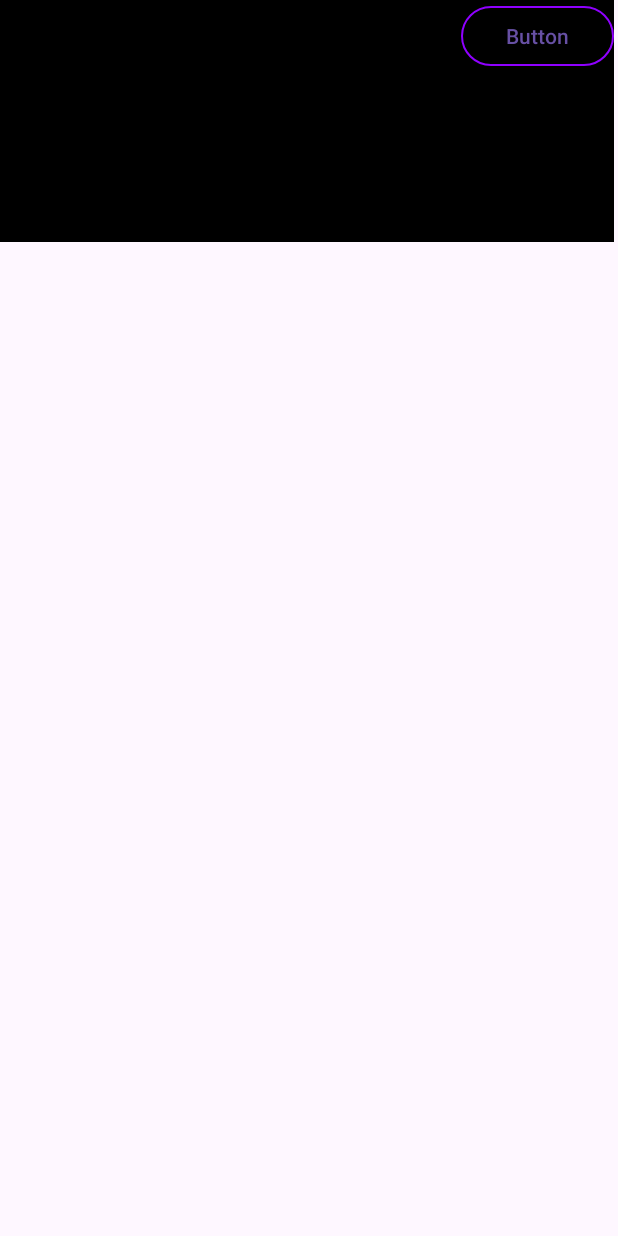
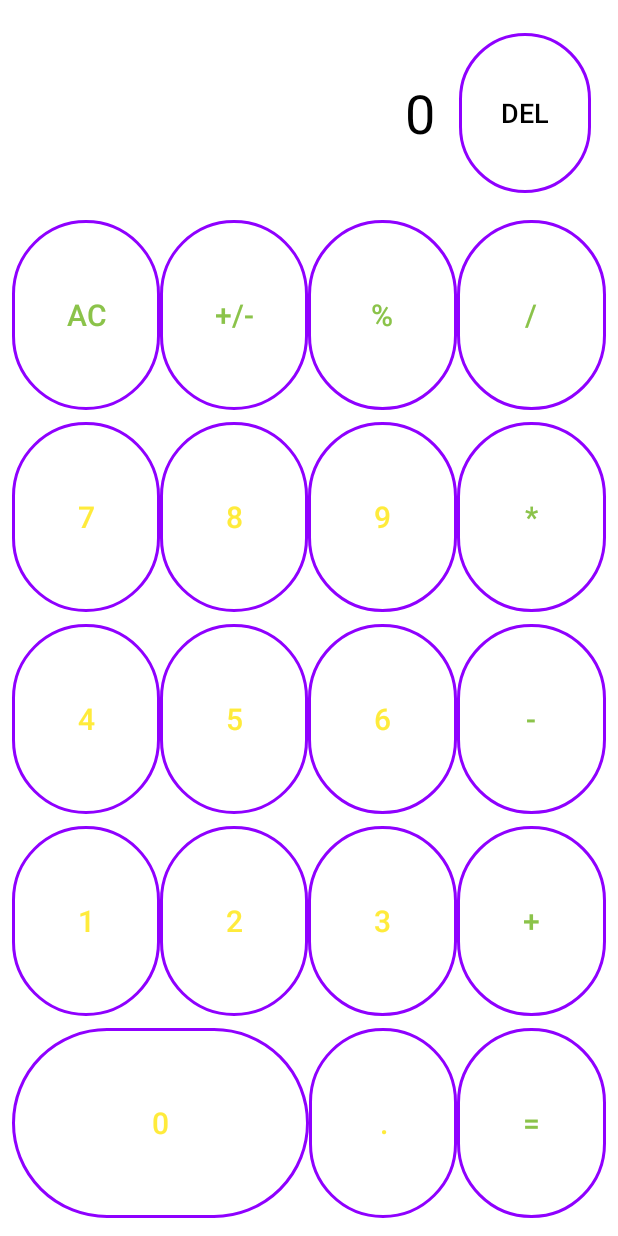
Before and after one commit to DavidRCh56/LinearLayoutCalculadora, an Android app: the layout activity_main.xml on its own in the app's theme, with its tools: preview values and no code run, on a phone screen of 412 x 824 dp. Run offline under Robolectric (Android 15) with nearby library versions, the phone set to English and light mode, and no system bars.

Commit message:
casi terminado diseño

```diff
--- a/app/src/main/res/layout/activity_main.xml
+++ b/app/src/main/res/layout/activity_main.xml
@@ -1,193 +1,309 @@
 <?xml version="1.0" encoding="utf-8"?>
-<androidx.constraintlayout.widget.ConstraintLayout
-    xmlns:android="http://schemas.android.com/apk/res/android"
-    xmlns:tools="http://schemas.android.com/tools"
+<LinearLayout xmlns:android="http://schemas.android.com/apk/res/android"
     xmlns:app="http://schemas.android.com/apk/res-auto"
-    android:id="@+id/main"
     android:layout_width="match_parent"
     android:layout_height="match_parent"
-    tools:context=".MainActivity">
+    android:orientation="vertical"
+    android:padding="8dp"
+    android:background="#FFFFFF">
 
+    <!-- Pantalla de la calculadora -->
     <LinearLayout
-        android:layout_width="409dp"
-        android:layout_height="729dp"
-        android:orientation="vertical">
+        android:layout_width="match_parent"
+        android:layout_height="0dp"
+        android:layout_weight="1"
+        android:orientation="horizontal"
+        android:gravity="end"
+        android:padding="10dp">
 
-        <LinearLayout
-            android:layout_width="match_parent"
+        <TextView
+            android:id="@+id/tvDisplay"
+            android:layout_width="0dp"
+            android:layout_height="match_parent"
             android:layout_weight="1"
-            android:layout_height="wrap_content"
-            android:background="@color/black"
-            android:orientation="horizontal">
+            android:gravity="end|center_vertical"
+            android:padding="16dp"
+            android:text="0"
+            android:textColor="#000000"
+            android:textSize="36sp" />
 
-            <LinearLayout
-                android:layout_width="match_parent"
-                android:layout_height="match_parent"
-                android:layout_weight="1"
-                android:orientation="horizontal">
+        <Button
+            android:id="@+id/btnDel"
+            style="?attr/materialButtonOutlinedStyle"
+            android:layout_width="wrap_content"
+            android:layout_height="match_parent"
+            app:strokeColor="@color/micolor"
+            app:strokeWidth="2dp"
+            android:text="DEL"
+            android:textColor="#000000"
+            android:textSize="18sp" />
+    </LinearLayout>
 
-                <FrameLayout
-                    android:layout_width="match_parent"
-                    android:layout_height="match_parent">
+    <!-- Fila 1 -->
+    <LinearLayout
+        android:layout_width="match_parent"
+        android:layout_height="0dp"
+        android:layout_weight="1"
+        android:orientation="horizontal">
 
-                </FrameLayout>
-            </LinearLayout>
+        <Button
+            android:id="@+id/btnAC"
+            style="?attr/materialButtonOutlinedStyle"
+            android:layout_width="0dp"
+            android:layout_height="match_parent"
+            android:layout_weight="1"
+            app:strokeColor="@color/micolor"
+            app:strokeWidth="2dp"
+            android:text="AC"
+            android:textColor="#8BC34A"
+            android:textSize="20sp" />
 
-            <LinearLayout
-                android:layout_width="match_parent"
-                android:layout_height="match_parent"
-                android:layout_weight="3"
-                android:orientation="horizontal">
+        <Button
+            android:id="@+id/btnPlusMinus"
+            style="?attr/materialButtonOutlinedStyle"
+            android:layout_width="0dp"
+            android:layout_height="match_parent"
+            android:layout_weight="1"
+            app:strokeColor="@color/micolor"
+            app:strokeWidth="2dp"
+            android:text="+/-"
+            android:textColor="#8BC34A"
+            android:textSize="20sp" />
 
-                <Button
-                    android:id="@+id/button"
-                    style="?attr/materialButtonOutlinedStyle"
-                    android:layout_width="wrap_content"
-                    android:layout_height="wrap_content"
-                    android:text="Button"
-                    android:layout_weight="1"
-                    app:cornerRadius="20dp"
-                    app:strokeColor="@color/micolor" />
-            </LinearLayout>
-        </LinearLayout>
+        <Button
+            android:id="@+id/btnPercent"
+            style="?attr/materialButtonOutlinedStyle"
+            android:layout_width="0dp"
+            android:layout_height="match_parent"
+            android:layout_weight="1"
+            app:strokeColor="@color/micolor"
+            app:strokeWidth="2dp"
+            android:text="%"
+            android:textColor="#8BC34A"
+            android:textSize="20sp" />
 
-        <LinearLayout
-            android:layout_width="match_parent"
-            android:layout_height="wrap_content"
-            android:layout_weight="5"
-            android:orientation="horizontal">
+        <Button
+            android:id="@+id/btnDivide"
+            style="?attr/materialButtonOutlinedStyle"
+            android:layout_width="0dp"
+            android:layout_height="match_parent"
+            android:layout_weight="1"
+            app:strokeColor="@color/micolor"
+            app:strokeWidth="2dp"
+            android:text="/"
+            android:textColor="#8BC34A"
+            android:textSize="20sp" />
+    </LinearLayout>
 
-            <LinearLayout
-                android:layout_width="match_parent"
-                android:layout_height="match_parent"
-                android:orientation="vertical">
+    <!-- Fila 2 -->
+    <LinearLayout
+        android:layout_width="match_parent"
+        android:layout_height="0dp"
+        android:layout_weight="1"
+        android:orientation="horizontal">
 
-                <LinearLayout
-                    android:layout_width="match_parent"
-                    android:layout_height="match_parent"
-                    android:orientation="horizontal">
+        <Button
+            android:id="@+id/btn7"
+            style="?attr/materialButtonOutlinedStyle"
+            android:layout_width="0dp"
+            android:layout_height="match_parent"
+            android:layout_weight="1"
+            app:strokeColor="@color/micolor"
+            app:strokeWidth="2dp"
+            android:text="7"
+            android:textColor="#FFEB3B"
+            android:textSize="20sp" />
 
-                </LinearLayout>
+        <Button
+            android:id="@+id/btn8"
+            style="?attr/materialButtonOutlinedStyle"
+            android:layout_width="0dp"
+            android:layout_height="match_parent"
+            android:layout_weight="1"
+            app:strokeColor="@color/micolor"
+            app:strokeWidth="2dp"
+            android:text="8"
+            android:textColor="#FFEB3B"
+            android:textSize="20sp" />
 
-                <LinearLayout
-                    android:layout_width="match_parent"
-                    android:layout_height="match_parent"
-                    android:orientation="horizontal"></LinearLayout>
+        <Button
+            android:id="@+id/btn9"
+            style="?attr/materialButtonOutlinedStyle"
+            android:layout_width="0dp"
+            android:layout_height="match_parent"
+            android:layout_weight="1"
+            app:strokeColor="@color/micolor"
+            app:strokeWidth="2dp"
+            android:text="9"
+            android:textColor="#FFEB3B"
+            android:textSize="20sp" />
 
-                <LinearLayout
-                    android:layout_width="match_parent"
-                    android:layout_height="match_parent"
-                    android:orientation="horizontal"></LinearLayout>
+        <Button
+            android:id="@+id/btnMultiply"
+            style="?attr/materialButtonOutlinedStyle"
+            android:layout_width="0dp"
+            android:layout_height="match_parent"
+            android:layout_weight="1"
+            app:strokeColor="@color/micolor"
+            app:strokeWidth="2dp"
+            android:text="*"
+            android:textColor="#8BC34A"
+            android:textSize="20sp" />
+    </LinearLayout>
 
-                <LinearLayout
-                    android:layout_width="match_parent"
-                    android:layout_height="match_parent"
-                    android:orientation="horizontal"></LinearLayout>
-            </LinearLayout>
+    <!-- Fila 3 -->
+    <LinearLayout
+        android:layout_width="match_parent"
+        android:layout_height="0dp"
+        android:layout_weight="1"
+        android:orientation="horizontal">
 
-            <LinearLayout
-                android:layout_width="match_parent"
-                android:layout_height="match_parent"
-                android:orientation="vertical">
+        <Button
+            android:id="@+id/btn4"
+            style="?attr/materialButtonOutlinedStyle"
+            android:layout_width="0dp"
+            android:layout_height="match_parent"
+            android:layout_weight="1"
+            app:strokeColor="@color/micolor"
+            app:strokeWidth="2dp"
+            android:text="4"
+            android:textColor="#FFEB3B"
+            android:textSize="20sp" />
 
-                <LinearLayout
-                    android:layout_width="match_parent"
-                    android:layout_height="match_parent"
-                    android:orientation="horizontal"></LinearLayout>
+        <Button
+            android:id="@+id/btn5"
+            style="?attr/materialButtonOutlinedStyle"
+            android:layout_width="0dp"
+            android:layout_height="match_parent"
+            android:layout_weight="1"
+            app:strokeColor="@color/micolor"
+            app:strokeWidth="2dp"
+            android:text="5"
+            android:textColor="#FFEB3B"
+            android:textSize="20sp" />
 
-                <LinearLayout
-                    android:layout_width="match_parent"
-                    android:layout_height="match_parent"
-                    android:orientation="horizontal"></LinearLayout>
+        <Button
+            android:id="@+id/btn6"
+            style="?attr/materialButtonOutlinedStyle"
+            android:layout_width="0dp"
+            android:layout_height="match_parent"
+            android:layout_weight="1"
+            app:strokeColor="@color/micolor"
+            app:strokeWidth="2dp"
+            android:text="6"
+            android:textColor="#FFEB3B"
+            android:textSize="20sp" />
 
-                <LinearLayout
-                    android:layout_width="match_parent"
-                    android:layout_height="match_parent"
-                    android:orientation="horizontal"></LinearLayout>
+        <Button
+            android:id="@+id/btnMinus"
+            style="?attr/materialButtonOutlinedStyle"
+            android:layout_width="0dp"
+            android:layout_height="match_parent"
+            android:layout_weight="1"
+            app:strokeColor="@color/micolor"
+            app:strokeWidth="2dp"
+            android:text="-"
+            android:textColor="#8BC34A"
+            android:textSize="20sp" />
+    </LinearLayout>
 
-                <LinearLayout
-                    android:layout_width="match_parent"
-                    android:layout_height="match_parent"
-                    android:orientation="horizontal"></LinearLayout>
-            </LinearLayout>
+    <!-- Fila 4 -->
+    <LinearLayout
+        android:layout_width="match_parent"
+        android:layout_height="0dp"
+        android:layout_weight="1"
+        android:orientation="horizontal">
 
-            <LinearLayout
-                android:layout_width="match_parent"
-                android:layout_height="match_parent"
-                android:orientation="vertical">
+        <Button
+            android:id="@+id/btn1"
+            style="?attr/materialButtonOutlinedStyle"
+            android:layout_width="0dp"
+            android:layout_height="match_parent"
+            android:layout_weight="1"
+            app:strokeColor="@color/micolor"
+            app:strokeWidth="2dp"
+            android:text="1"
+            android:textColor="#FFEB3B"
+            android:textSize="20sp" />
 
-                <LinearLayout
-                    android:layout_width="match_parent"
-                    android:layout_height="match_parent"
-                    android:orientation="horizontal"></LinearLayout>
+        <Button
+            android:id="@+id/btn2"
+            style="?attr/materialButtonOutlinedStyle"
+            android:layout_width="0dp"
+            android:layout_height="match_parent"
+            android:layout_weight="1"
+            app:strokeColor="@color/micolor"
+            app:strokeWidth="2dp"
+            android:text="2"
+            android:textColor="#FFEB3B"
+            android:textSize="20sp" />
 
-                <LinearLayout
-                    android:layout_width="match_parent"
-                    android:layout_height="match_parent"
-                    android:orientation="horizontal"></LinearLayout>
+        <Button
+            android:id="@+id/btn3"
+            style="?attr/materialButtonOutlinedStyle"
+            android:layout_width="0dp"
+            android:layout_height="match_parent"
+            android:layout_weight="1"
+            app:strokeColor="@color/micolor"
+            app:strokeWidth="2dp"
+            android:text="3"
+            android:textColor="#FFEB3B"
+            android:textSize="20sp" />
 
-                <LinearLayout
-                    android:layout_width="match_parent"
-                    android:layout_height="match_parent"
-                    android:orientation="horizontal"></LinearLayout>
+        <Button
+            android:id="@+id/btnPlus"
+            style="?attr/materialButtonOutlinedStyle"
+            android:layout_width="0dp"
+            android:layout_height="match_parent"
+            android:layout_weight="1"
+            app:strokeColor="@color/micolor"
+            app:strokeWidth="2dp"
+            android:text="+"
+            android:textColor="#8BC34A"
+            android:textSize="20sp" />
+    </LinearLayout>
 
-                <LinearLayout
-                    android:layout_width="match_parent"
-                    android:layout_height="match_parent"
-                    android:orientation="horizontal"></LinearLayout>
-            </LinearLayout>
+    <!-- Fila 5 -->
+    <LinearLayout
+        android:layout_width="match_parent"
+        android:layout_height="0dp"
+        android:layout_weight="1"
+        android:orientation="horizontal">
 
-            <LinearLayout
-                android:layout_width="match_parent"
-                android:layout_height="match_parent"
-                android:orientation="vertical">
+        <Button
+            android:id="@+id/btn0"
+            style="?attr/materialButtonOutlinedStyle"
+            android:layout_width="0dp"
+            android:layout_height="match_parent"
+            android:layout_weight="2"
+            app:strokeColor="@color/micolor"
+            app:strokeWidth="2dp"
+            android:text="0"
+            android:textColor="#FFEB3B"
+            android:textSize="20sp" />
 
-                <LinearLayout
-                    android:layout_width="match_parent"
-                    android:layout_height="match_parent"
-                    android:orientation="horizontal"></LinearLayout>
+        <Button
+            android:id="@+id/btnDot"
+            style="?attr/materialButtonOutlinedStyle"
+            android:layout_width="0dp"
+            android:layout_height="match_parent"
+            android:layout_weight="1"
+            app:strokeColor="@color/micolor"
+            app:strokeWidth="2dp"
+            android:text="."
+            android:textColor="#FFEB3B"
+            android:textSize="20sp" />
 
-                <LinearLayout
-                    android:layout_width="match_parent"
-                    android:layout_height="match_parent"
-                    android:orientation="horizontal"></LinearLayout>
-
-                <LinearLayout
-                    android:layout_width="match_parent"
-                    android:layout_height="match_parent"
-                    android:orientation="horizontal"></LinearLayout>
-
-                <LinearLayout
-                    android:layout_width="match_parent"
-                    android:layout_height="match_parent"
-                    android:orientation="horizontal"></LinearLayout>
-            </LinearLayout>
-
-            <LinearLayout
-                android:layout_width="match_parent"
-                android:layout_height="match_parent"
-                android:orientation="vertical">
-
-                <LinearLayout
-                    android:layout_width="match_parent"
-                    android:layout_height="match_parent"
-                    android:orientation="horizontal"></LinearLayout>
-
-                <LinearLayout
-                    android:layout_width="match_parent"
-                    android:layout_height="match_parent"
-                    android:orientation="horizontal"></LinearLayout>
-
-                <LinearLayout
-                    android:layout_width="match_parent"
-                    android:layout_height="match_parent"
-                    android:orientation="horizontal"></LinearLayout>
-
-                <LinearLayout
-                    android:layout_width="match_parent"
-                    android:layout_height="match_parent"
-                    android:orientation="horizontal"></LinearLayout>
-            </LinearLayout>
-        </LinearLayout>
+        <Button
+            android:id="@+id/btnEquals"
+            style="?attr/materialButtonOutlinedStyle"
+            android:layout_width="0dp"
+            android:layout_height="match_parent"
+            android:layout_weight="1"
+            app:strokeColor="@color/micolor"
+            app:strokeWidth="2dp"
+            android:text="="
+            android:textColor="#8BC34A"
+            android:textSize="20sp" />
     </LinearLayout>
-</androidx.constraintlayout.widget.ConstraintLayout>
+</LinearLayout>
```
